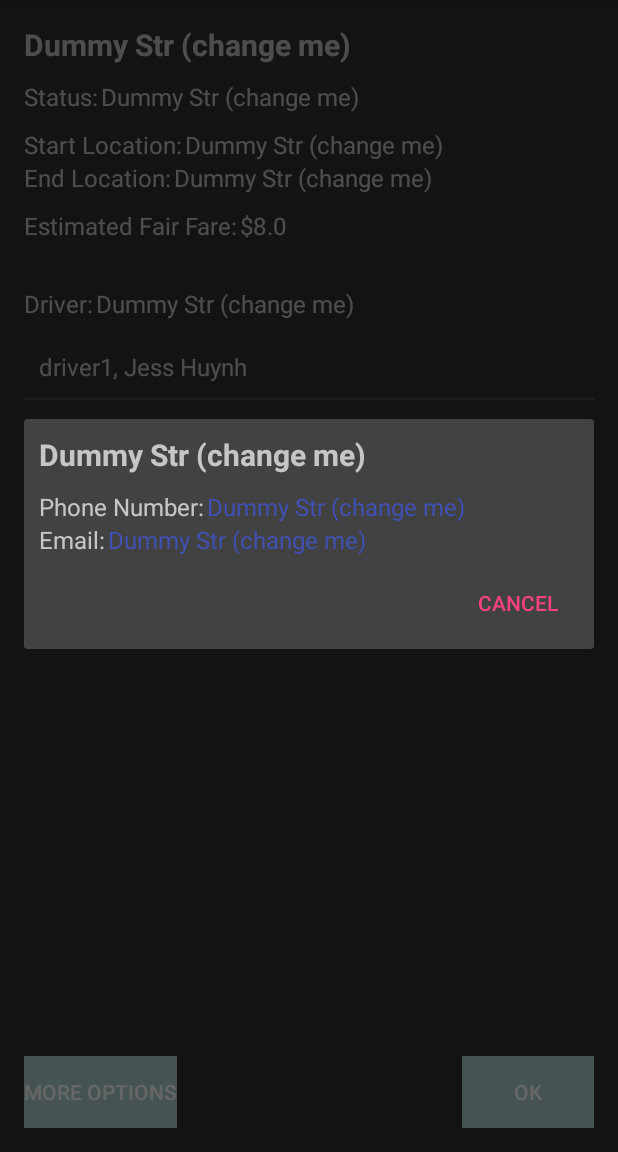
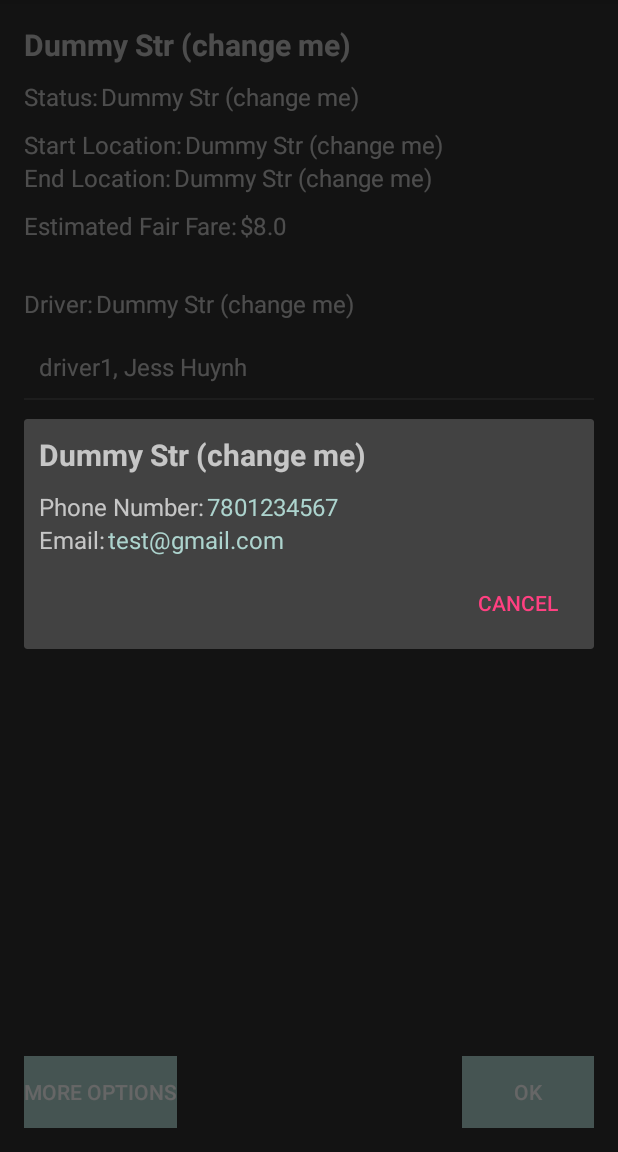
Before and after one commit to CMPUT301F16T15/Youber, an Android app: the RequestActivity screen opened directly, with no data from a screen before it, after a tap on an icon or button, on a phone screen of 412 x 824 dp, the part 84-1236 px from its top. Run offline under Robolectric (Android 15) with nearby library versions, the phone set to English and light mode, and no system bars; libraries missing offline, so code that uses them is left out: io.searchbox.annotations, org.apache.http; 10 statements that could not run were skipped.

Commit message:
adding email functionallity, can't check on emulator, must be on phone? maybe theres a work around

```diff
--- a/app/src/main/java/com/youber/cmput301f16t15/youber/RequestActivity.java
+++ b/app/src/main/java/com/youber/cmput301f16t15/youber/RequestActivity.java
@@ -9,6 +9,7 @@ import android.support.v4.app.DialogFragment;
 import android.support.v7.app.AlertDialog;
 import android.support.v7.app.AppCompatActivity;
 import android.os.Bundle;
+import android.util.Log;
 import android.view.LayoutInflater;
 import android.view.View;
 import android.widget.AdapterView;
@@ -43,7 +44,14 @@ public class RequestActivity extends AppCompatActivity implements NoticeDialogFr
             {
                 Dialog dlg = promptDialog(R.layout.dlg_user_info); //test
                 driverSelected = i;
+
                 dlg.show();
+
+                TextView email = (TextView)dlg.findViewById(R.id.emailLink);
+                email.setText(driverArray.get(i).getEmail());
+
+                TextView phone = (TextView) dlg.findViewById(R.id.phoneNumberLink);
+                phone.setText(driverArray.get(i).getPhoneNumber());
             }
         });
     }
@@ -75,8 +83,8 @@ public class RequestActivity extends AppCompatActivity implements NoticeDialogFr
 
         driverArray = new ArrayList<Driver>();
 
-        Driver driver1 = new Driver("driver1", "Jess", "Huynh", "10", "911", "@", User.UserType.driver);
-        Driver driver2 = new Driver("driver2", "Caro", "Carlos", "10", "780", "@", User.UserType.driver);
+        Driver driver1 = new Driver("driver1", "Jess", "Huynh", "10", "7801234567", "test@gmail.com", User.UserType.driver);
+        Driver driver2 = new Driver("driver2", "Caro", "Carlos", "10", "7801112222", "test2@gmail.com", User.UserType.driver);
         driverArray.add(driver1);
         driverArray.add(driver2);
 
@@ -126,7 +134,7 @@ public class RequestActivity extends AppCompatActivity implements NoticeDialogFr
     @Override
     public void onDialogPositiveClick(DialogFragment dialog) { // add new request
         RequestCollectionsController.deleteRequest(selectedRequest);
-        Snackbar.make(layout, "Successfully cancelled the request", Snackbar.LENGTH_LONG).setAction("Action", null).show();
+
         finish();
     }
 
@@ -146,5 +154,14 @@ public class RequestActivity extends AppCompatActivity implements NoticeDialogFr
     }
 
     public void onEmailClick(View view) {
+        Driver driver = driverArray.get(driverSelected);
+
+        Intent intent = new Intent(Intent.ACTION_SEND);
+        intent.setType("plain/text");
+        intent.putExtra(Intent.EXTRA_EMAIL, driver.getEmail());
+        intent.putExtra(Intent.EXTRA_SUBJECT, getString(R.string.youber_email_subject));
+        intent.putExtra(Intent.EXTRA_TEXT, getString(R.string.email_body));
+
+        startActivity(Intent.createChooser(intent, "Send mail..."));
     }
 }
--- a/app/src/main/res/layout/dlg_user_info.xml
+++ b/app/src/main/res/layout/dlg_user_info.xml
@@ -32,7 +32,7 @@
         android:layout_toRightOf="@+id/phoneNumberTitle"
         android:layout_marginTop="10dp"
         android:layout_marginLeft="2dp"
-        android:textColor="@color/colorPrimary"
+        android:textColor="@color/lightGreen"
         android:text="@string/dummy_string"
         android:textSize="16dp"
         android:onClick="onPhoneNumberClick" />
@@ -53,7 +53,7 @@
         android:layout_below="@+id/phoneNumberTitle"
         android:layout_toRightOf="@+id/emailTitle"
         android:layout_marginLeft="2dp"
-        android:textColor="@color/colorPrimary"
+        android:textColor="@color/lightGreen"
         android:text="@string/dummy_string"
         android:textSize="16dp"
         android:onClick="onEmailClick" />
--- a/app/src/main/res/values/strings.xml
+++ b/app/src/main/res/values/strings.xml
@@ -41,6 +41,8 @@
     <string name="promptCancelConfirm">Are you sure you want to cancel this request?</string>
     <string name="yes">Yes</string>
     <string name="no">No</string>
+    <string name="youber_email_subject">Youber App:</string>
+    <string name="email_body">Please write your email body here.</string>
 
     <!--User Info View-->
     <string name="phone_number_title">Phone Number:</string>
```
Also changed, not shown: app/src/main/java/com/youber/cmput301f16t15/youber/ElasticSearchUser.java (+0 -7 lines).
